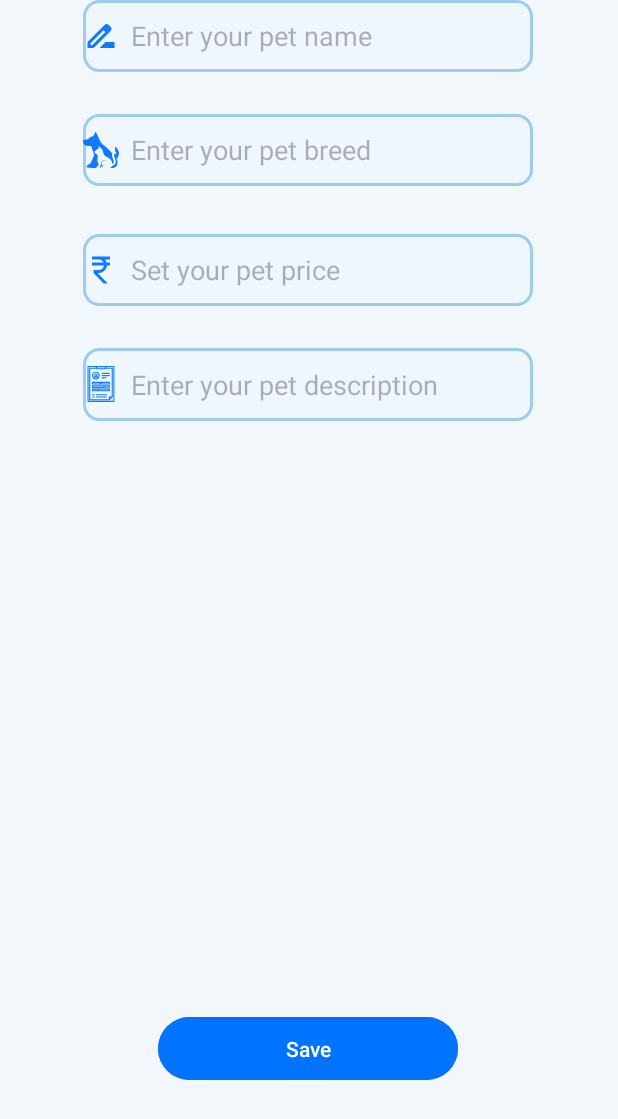
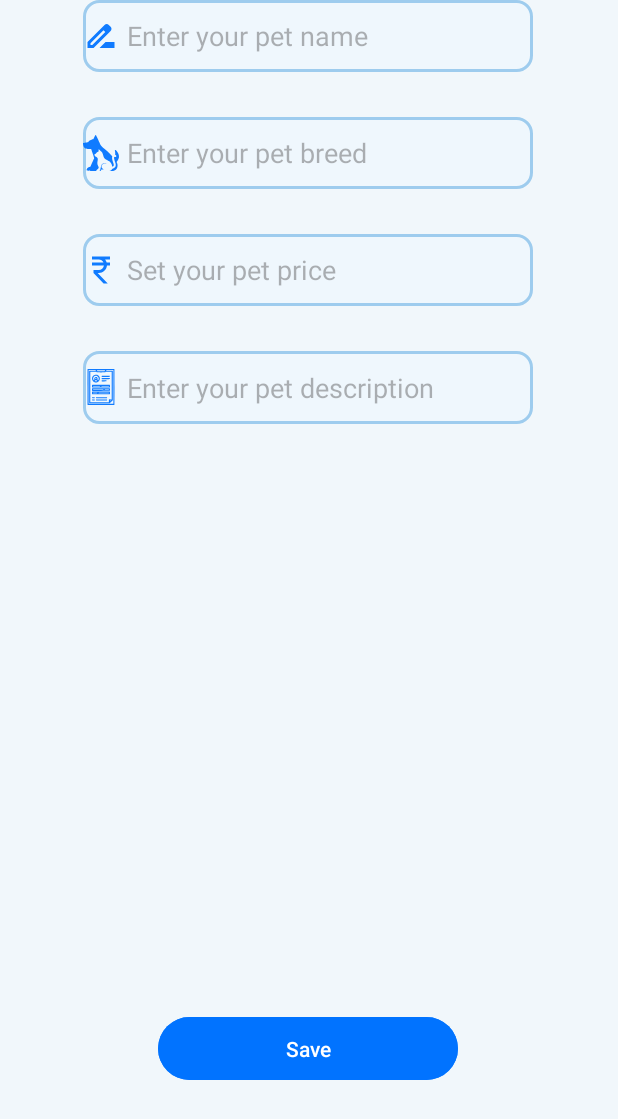
Before and after one commit to ruchit9510/pet-adoption-, an Android app: the add_pet screen opened directly, with no data from a screen before it, on a phone screen of 412 x 824 dp. Shown: the top 1119 px of the screen. Run offline under Robolectric (Android 15) with nearby library versions, the phone set to English and light mode, and no system bars; Roboto replaces fonts that are not available here.

Commit message:
Some Update

```diff
--- a/app/src/main/res/layout/activity_add_pet.xml
+++ b/app/src/main/res/layout/activity_add_pet.xml
@@ -24,10 +24,10 @@
         android:id="@+id/petDescription"
         android:layout_width="300dp"
         android:layout_height="wrap_content"
-        android:layout_marginTop="28dp"
+        android:layout_marginTop="30dp"
         android:background="@drawable/edit_text_backgroud"
         android:drawableLeft="@drawable/description"
-        android:drawablePadding="8dp"
+        android:drawablePadding="5dp"
         android:drawableTint="@color/app_theme"
         android:ems="10"
         android:gravity="start|top"
@@ -45,10 +45,10 @@
         android:id="@+id/petPrice"
         android:layout_width="300dp"
         android:layout_height="48dp"
-        android:layout_marginTop="32dp"
+        android:layout_marginTop="30dp"
         android:background="@drawable/edit_text_backgroud"
         android:drawableLeft="@drawable/rupee_24"
-        android:drawablePadding="8dp"
+        android:drawablePadding="5dp"
         android:drawableTint="@color/app_theme"
         android:ems="10"
         android:hint="Set your pet price"
@@ -66,7 +66,7 @@
         android:layout_height="48dp"
         android:background="@drawable/edit_text_backgroud"
         android:drawableLeft="@drawable/name"
-        android:drawablePadding="8dp"
+        android:drawablePadding="5dp"
         android:drawableTint="@color/app_theme"
         android:ems="10"
         android:hint="Enter your pet name"
@@ -82,10 +82,10 @@
         android:id="@+id/petBreed"
         android:layout_width="300dp"
         android:layout_height="48dp"
-        android:layout_marginTop="28dp"
+        android:layout_marginTop="30dp"
         android:background="@drawable/edit_text_backgroud"
         android:drawableLeft="@drawable/animals"
-        android:drawablePadding="8dp"
+        android:drawablePadding="5dp"
         android:drawableTint="@color/app_theme"
         android:ems="10"
         android:hint="Enter your pet breed"
```
